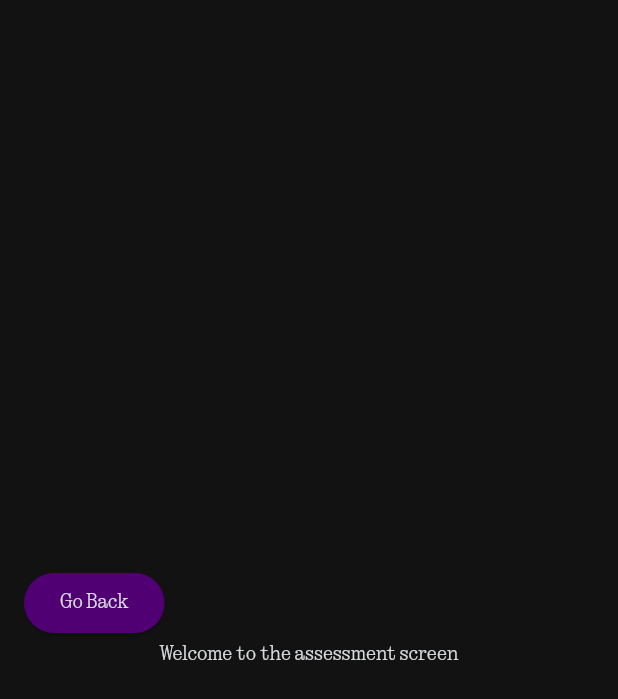
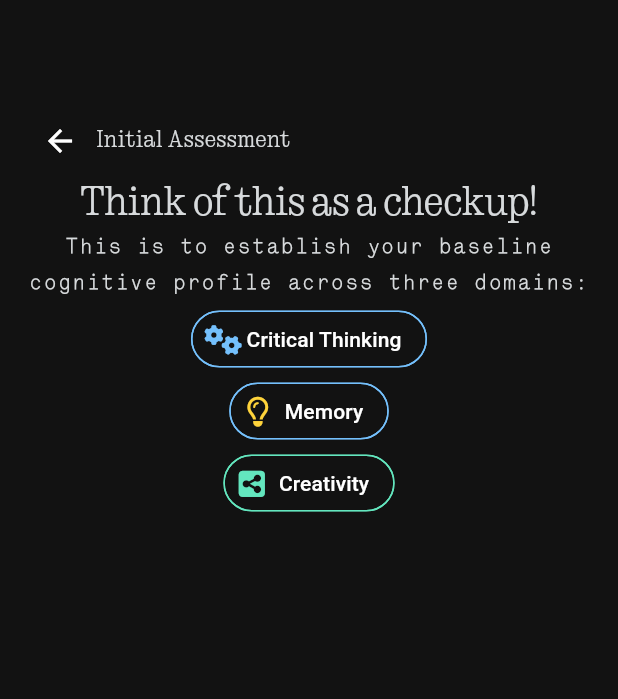
Before and after one commit to harrywvu/rheto, a Flutter app: the screen it shows after launch, after a tap on "Get Started", on a phone screen of 412 x 824 dp. Shown: the top 699 px of the screen. Run offline on Flutter 3.47's test engine with Material 3 defaults, Android fonts, the phone set to English and light mode, and no system bars; our stand-ins replace font_awesome_flutter.

Commit message:
Assessment Screen is being filled out. Added chips for cognitive domain aspects. Will improve UI later.

```diff
--- a/lib/main.dart
+++ b/lib/main.dart
@@ -31,6 +31,14 @@ class MyApp extends StatelessWidget {
 
         textTheme: TextTheme(
           headlineLarge: TextStyle(
+            fontFamily: 'Ntype82-R',
+            color: AppColors.textColor,
+          ),
+          headlineMedium: TextStyle(
+            fontFamily: 'Ntype82-R',
+            color: AppColors.textColor,
+          ),
+          headlineSmall: TextStyle(
             fontFamily: 'Ntype82-R',
             color: AppColors.textColor,
           ),
--- a/lib/screens/assessment_screen.dart
+++ b/lib/screens/assessment_screen.dart
@@ -1,5 +1,7 @@
 import 'package:flutter/material.dart';
 import 'package:rheto/main.dart';
+import 'package:font_awesome_flutter/font_awesome_flutter.dart';
+import 'package:flutter/material.dart';
 
 class AssessmentScreen extends StatefulWidget {
   const AssessmentScreen({super.key});
@@ -16,46 +18,86 @@ class _AssessmentScreenState extends State<AssessmentScreen> {
       body: Padding(
         padding: const EdgeInsets.symmetric(horizontal: 16.0, vertical: 70),
         child: Column(
-          crossAxisAlignment: CrossAxisAlignment.center,
-          mainAxisAlignment: MainAxisAlignment.spaceEvenly,
-          children: [
-            Column(
-              crossAxisAlignment: CrossAxisAlignment.center,
-              mainAxisAlignment: MainAxisAlignment.spaceEvenly,
+          crossAxisAlignment: CrossAxisAlignment.start,
+          mainAxisAlignment: MainAxisAlignment.start,
+          children: <Widget>[  // children is a list of widgets
+                // 1st child of the column -> Return & subtitle screen
+                Row(
+                 children: [
+                  IconButton(
+                    // iconSize: ,
+                    onPressed: () {Navigator.pop(context);},
+                    icon: Icon(Icons.arrow_back),
+                  ),
 
-              children: [
-                Row(
-                  crossAxisAlignment: CrossAxisAlignment.start,
-                  children: [
-                    ElevatedButton(
-                      onPressed: () {
-                        Navigator.push(
-                          context,
-                          MaterialPageRoute(
-                            builder: (context) => MyApp(),
-                          ),
-                        );
-                      },
-                      child: const Text('Go Back'),
+                  Text(
+                    'Initial Assessment',
+                    style: Theme.of(
+                      context,
+                    ).textTheme.bodyLarge?.copyWith(fontFamily: 'Ntype82-R'),
+                  ),
+                 ],
+                ),
 
-                      style: ElevatedButton.styleFrom(
-                        backgroundColor: Color(0xFF500073),
+                // Second child of the column -> Welcome and Onboaring with Proceed Button
+                Column(
+                  // crossAxisAlignment: CrossAxisAlignment.center,
+                  children: <Widget>[
+                    Text(
+                      'Think of this as a checkup!',
+                      style: Theme.of(context).textTheme.headlineMedium?.copyWith(fontFamily: 'Ntype82-R'),
+                    ),
+                    Text(
+                      'This is to establish your baseline cognitive profile across three domains:',
+                      style: Theme.of(context).textTheme.bodyLarge?.copyWith(fontFamily: 'Lettera'),
+                      textAlign: TextAlign.center,
+                    ),
+
+                  // Symbols for the three domains:
+                  // Creativity - Yellow lightbulb
+                    Chip(
+                      avatar: FaIcon(FontAwesomeIcons.gears, color: Color(0xFF74C0FC),size: 20),
+                      label: Text("Critical Thinking"),
+                      shape: RoundedRectangleBorder(
+                        borderRadius: BorderRadius.circular(20),
+                        side: BorderSide(color: Color(0xFF74C0FC)),
                       ),
                     ),
-                  ],
-                ),
 
-                Text(
-                  'Welcome to the assessment screen',
-                  style: Theme.of(context).textTheme.bodyMedium?.copyWith(fontFamily: 'Ntype82-R'),
+                    Chip(
+                      avatar: FaIcon(FontAwesomeIcons.lightbulb, color: Color(0xFFFFD43B), size: 20,),
+                      label: Text("Memory"),
+                      shape: RoundedRectangleBorder(
+                        borderRadius: BorderRadius.circular(20),
+                        side: BorderSide(color: Color(0xFF74C0FC)),
+                      ),
+                    ),
+
+                    Chip(
+                      avatar: FaIcon(FontAwesomeIcons.squareShareNodes, color: Color(0xFF63E6BE),size: 20),
+                      label: Text("Creativity"),
+                      shape: RoundedRectangleBorder(
+                        borderRadius: BorderRadius.circular(20),
+                        side: BorderSide(color: Color(0xFF63E6BE)),
+                      ),
+                    )
+
+// <i class="fa-solid fa-gears" style="color: #74C0FC;"></i>
+
+                  // Critical Thinking - Blue gears
+                  // Memory - Green - Hexagon Nodes
+
+                  ]
                 )
-              ],
 
 
-            )
-          ],
-        )
-      )
+                // Third child of the column -> Terms
+
+
+
+              ]
+        ),
+      ),
     );
   }
 }
--- a/pubspec.yaml
+++ b/pubspec.yaml
@@ -30,6 +30,8 @@ environment:
 dependencies:
   flutter:
     sdk: flutter
+  font_awesome_flutter: 10.7.0
+
 
   # The following adds the Cupertino Icons font to your application.
   # Use with the CupertinoIcons class for iOS style icons.
```
Also changed, not shown: pubspec.lock.
